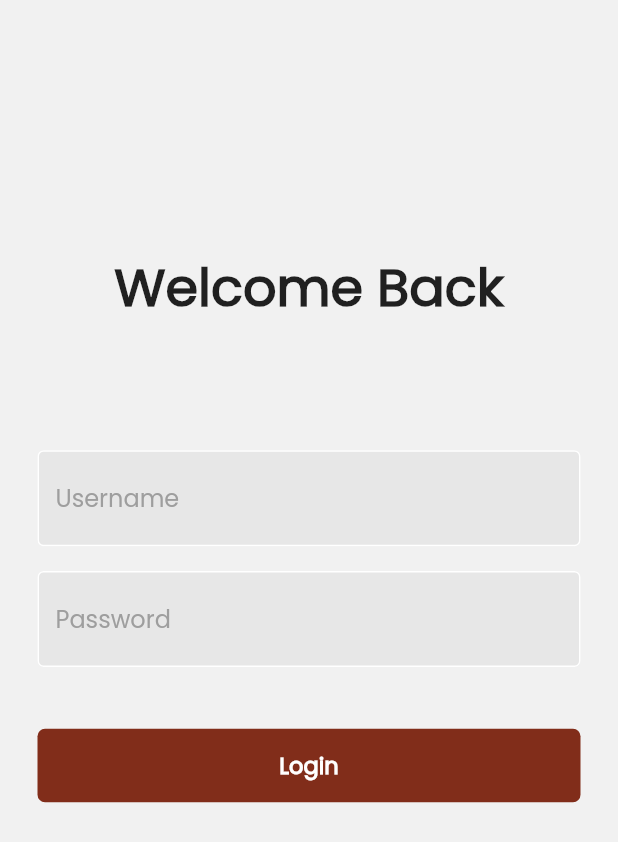
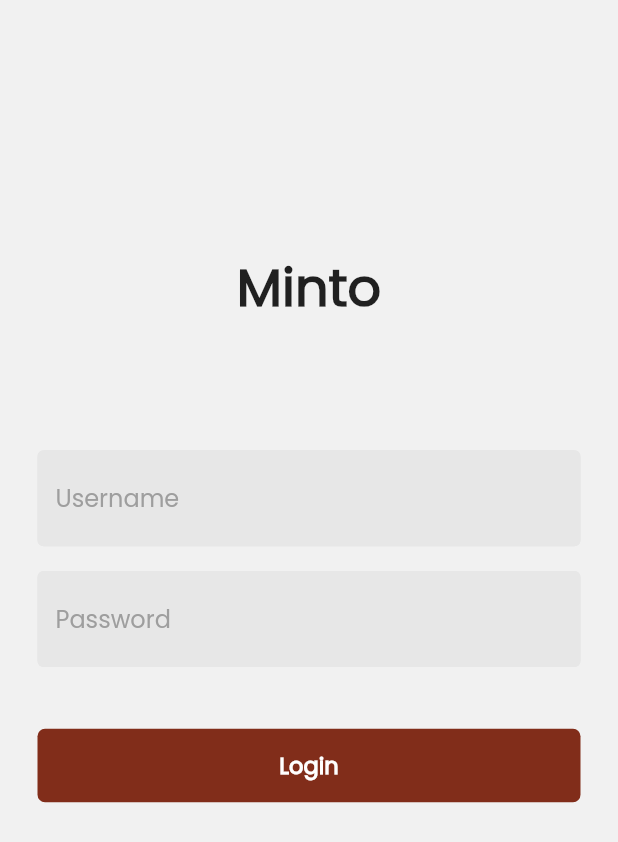
Before and after one commit to sanjaycheemeni/minto, a Flutter app: the LoginScreen screen opened directly, on a phone screen of 412 x 824 dp. Shown: the top 842 px of the screen. Run offline on Flutter 3.47's test engine with Material 2 defaults, Android fonts, the phone set to English and light mode, and no system bars; our stand-ins replace get.

```diff
--- a/minto/lib/main.dart
+++ b/minto/lib/main.dart
@@ -1,12 +1,14 @@
 import 'package:flutter/material.dart';
+import 'package:get/get_navigation/src/root/get_material_app.dart';
+import 'package:get/state_manager.dart';
 import 'package:minto/view/screen/food_list_page.dart';
 import 'package:minto/view/screen/login_screen.dart';
 import 'package:minto/view/screen/seat_selection_screen.dart';
 import 'package:minto/view/screen/splash_screen.dart';
 
 void main() {
-  runApp(MaterialApp(
+  runApp(GetMaterialApp(
     theme: ThemeData(fontFamily: "Poppins"),
-    home: SeatSelectionPage(),
+    home: SplashScreen(),
   ));
 }
--- a/minto/lib/view/screen/login_screen.dart
+++ b/minto/lib/view/screen/login_screen.dart
@@ -2,6 +2,7 @@ import 'package:flutter/material.dart';
 import 'package:get/get.dart';
 import 'package:minto/controller/login_controller.dart';
 import 'package:minto/utils/constants/colors.dart';
+import 'package:minto/view/screen/seat_selection_screen.dart';
 import 'package:minto/view/widget/LoginButton.dart';
 import 'package:minto/view/widget/TextField.dart';
 
@@ -26,7 +27,7 @@ class LoginScreen extends StatelessWidget {
               //welcome back
               Center(
                 child: Text(
-                  'Welcome Back',
+                  'Minto',
                   style: TextStyle(
                       color: Colors.black87,
                       fontWeight: FontWeight.bold,
@@ -64,7 +65,9 @@ class LoginScreen extends StatelessWidget {
               Obx(() => Opacity(
                   opacity: (loginController.isLoading == true) ? 0.5 : 1,
                   child: LoginButton(
-                    onTap: () {},
+                    onTap: () {
+                      Get.off(SeatSelectionPage());
+                    },
                     text: (loginController.isLoading == true)
                         ? 'Loading...'
                         : 'Login',
--- a/minto/lib/view/screen/seat_selection_screen.dart
+++ b/minto/lib/view/screen/seat_selection_screen.dart
@@ -2,6 +2,7 @@ import 'package:flutter/material.dart';
 import 'package:get/get.dart';
 import 'package:minto/controller/seat_selection_controller.dart';
 import 'package:minto/utils/constants/colors.dart';
+import 'package:minto/view/screen/food_list_page.dart';
 import 'package:minto/view/widget/RestoTable.dart';
 import 'package:minto/view/widget/seat.dart';
 
@@ -58,7 +59,9 @@ class SeatSelectionPage extends StatelessWidget {
         ],
       ),
       floatingActionButton: FloatingActionButton(
-        onPressed: () {},
+        onPressed: () {
+          Get.to(FoodList());
+        },
         child: Text('Book'),
         backgroundColor: MainRed,
       ),
--- a/minto/lib/view/widget/RestoTable.dart
+++ b/minto/lib/view/widget/RestoTable.dart
@@ -1,5 +1,3 @@
-import 'dart:html';
-
 import 'package:flutter/material.dart';
 import 'package:get/state_manager.dart';
 import 'package:minto/controller/seat_selection_controller.dart';
--- a/minto/lib/view/widget/TextField.dart
+++ b/minto/lib/view/widget/TextField.dart
@@ -24,10 +24,10 @@ class EditTextField extends StatelessWidget {
           hintText: hintText,
           hintStyle: TextStyle(color: textFieldColor),
           enabledBorder: OutlineInputBorder(
-            borderSide: BorderSide(color: Mwhite),
+            borderSide: BorderSide(color: Color.fromARGB(255, 231, 231, 231)),
           ),
           focusedBorder: OutlineInputBorder(
-            borderSide: BorderSide(color: Mwhite),
+            borderSide: BorderSide(color: Color.fromARGB(255, 231, 231, 231)),
           ),
           fillColor: Color.fromARGB(255, 231, 231, 231),
           filled: true,
```
Also changed, not shown: minto/lib/view/screen/food_list_page.dart (+6 -3 lines), minto/lib/view/screen/splash_screen.dart (+26 -3 lines), minto/lib/view/widget/foodItem.dart (+6 -6 lines), minto/images/tick.png (added).
